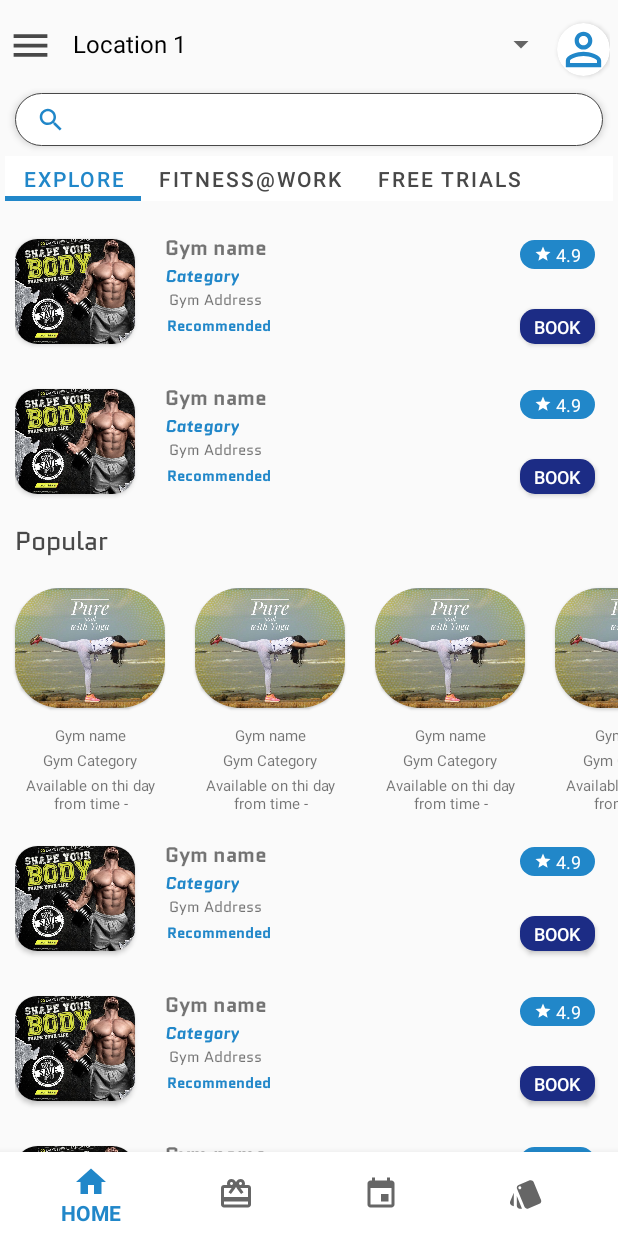
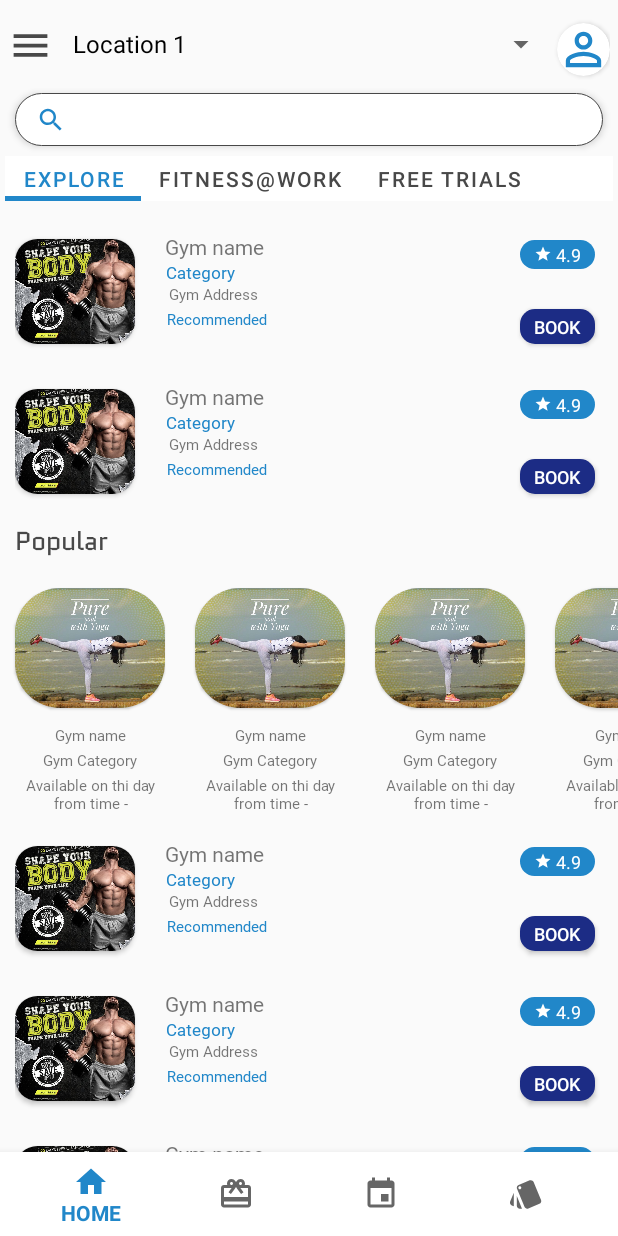
Before and after one commit to rishabh-hub/Fitness2020, an Android app: the screen it shows after launch (MainActivity), scrolled down 441 dp, on a phone screen of 412 x 824 dp. Run offline under Robolectric (Android 15) with nearby library versions, the phone set to English and light mode, and no system bars.

Commit message:
changes in the font family hav been made

```diff
--- a/app/src/main/res/layout/banner2_rv_xml.xml
+++ b/app/src/main/res/layout/banner2_rv_xml.xml
@@ -32,6 +32,7 @@
         android:layout_below="@+id/banner2_rv_item_cardview"
         android:layout_marginHorizontal="10dp"
         android:layout_marginVertical="1dp"
+        android:fontFamily="@font/metropolisbold"
         android:id="@+id/banner2_rv_item_cardview_gym_name"
         />
 
@@ -41,6 +42,7 @@
         android:layout_height="wrap_content"
         android:textSize="10sp"
         android:gravity="center"
+        android:fontFamily="@font/metropolissemibold"
         android:layout_marginVertical="1dp"
         android:layout_marginHorizontal="10dp"
         android:layout_below="@+id/banner2_rv_item_cardview_gym_name"
@@ -53,6 +55,7 @@
         android:layout_height="wrap_content"
         android:textSize="10sp"
         android:gravity="center"
+        android:fontFamily="@font/metropolislight"
         android:layout_marginVertical="1dp"
         android:layout_marginHorizontal="10dp"
         android:layout_below="@+id/banner2_rv_item_cardview_gym_category"
--- a/app/src/main/res/layout/popular_rv_xml.xml
+++ b/app/src/main/res/layout/popular_rv_xml.xml
@@ -3,6 +3,7 @@
     xmlns:app="http://schemas.android.com/apk/res-auto"
     android:orientation="vertical"
     android:layout_margin="10sp"
+    android:gravity="center"
     android:layout_width="match_parent"
     android:layout_height="80sp">
 
@@ -32,16 +33,18 @@
         <TextView
             android:layout_width="wrap_content"
             android:layout_height="wrap_content"
-            android:fontFamily="@font/qcbold"
+            android:fontFamily="@font/metropolisbold"
             android:id="@+id/popular_rv_xml_name"
+            android:gravity="center"
             android:text="Name of gym"
             android:textSize="14sp"
             />
         <TextView
             android:layout_width="wrap_content"
             android:layout_height="wrap_content"
-            android:fontFamily="@font/qcbolditalic"
+            android:fontFamily="@font/metropolisextrabolditalic"
             android:id="@+id/popular_rv_xml_cat"
+            android:gravity="center"
             android:text="Type(i.e.gym)"
             android:textColor="@color/colorPrimary"
             android:textSize="11sp"
@@ -51,7 +54,8 @@
         <TextView
             android:layout_width="wrap_content"
             android:layout_height="wrap_content"
-            android:fontFamily="@font/qcregular"
+            android:fontFamily="@font/metropolisregular"
+            android:gravity="center"
             android:id="@+id/popular_rv_xml_address"
             android:text="Address of gym"
             android:textSize="10sp"
@@ -61,7 +65,8 @@
         <TextView
             android:layout_width="wrap_content"
             android:layout_height="wrap_content"
-            android:fontFamily="@font/qcbold"
+            android:fontFamily="@font/metropolisbold"
+            android:gravity="center"
             android:id="@+id/popular_rv_xml_recommended"
             android:text="Recommended"
             android:textSize="10sp"
```
